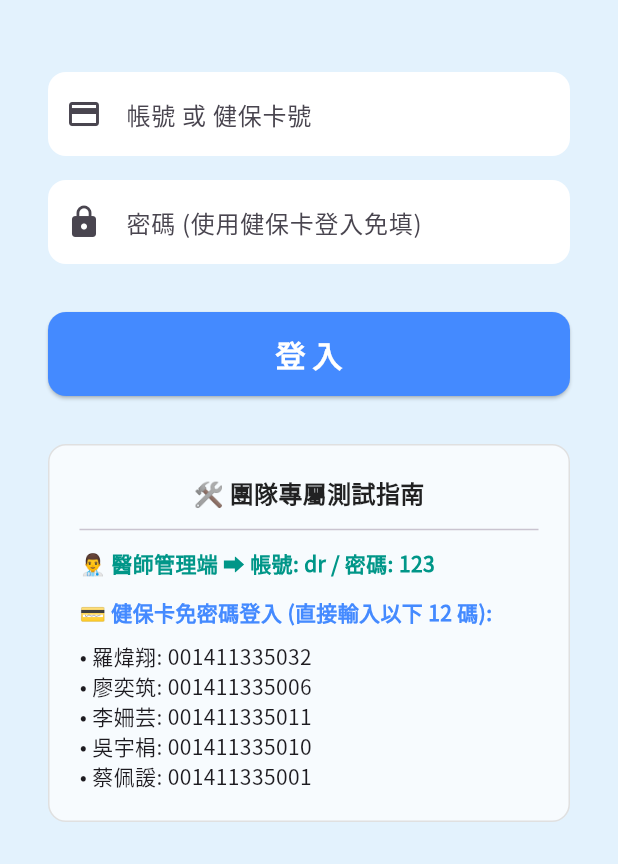
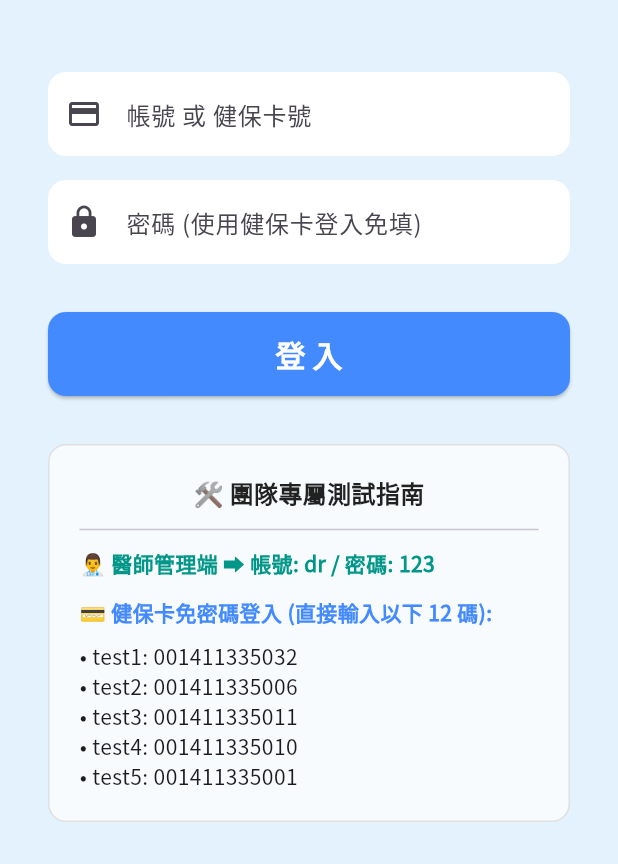
Before and after one commit to peihsuan0214/rehab_app, a Flutter app: the screen it shows after launch, on a phone screen of 412 x 824 dp, the part 372-1236 px from its top. Run offline on Flutter 3.47's test engine with Material 3 defaults, Android fonts, the phone set to English and light mode, and no system bars; our stand-ins replace camera, google_fonts.

```diff
--- a/lib/screens/login_page.dart
+++ b/lib/screens/login_page.dart
@@ -153,11 +153,11 @@ class _LoginPageState extends State<LoginPage> {
                         SizedBox(height: 12),
                         Text('💳 健保卡免密碼登入 (直接輸入以下 12 碼):', style: TextStyle(fontWeight: FontWeight.bold, color: Colors.blueAccent)),
                         SizedBox(height: 8),
-                        Text('• 羅煒翔: 001411335032'),
-                        Text('• 廖奕筑: 001411335006'),
-                        Text('• 李姍芸: 001411335011'),
-                        Text('• 吳宇梋: 001411335010'),
-                        Text('• 蔡佩諼: 001411335001'),
+                        Text('• test1: 001411335032'),
+                        Text('• test2: 001411335006'),
+                        Text('• test3: 001411335011'),
+                        Text('• test4: 001411335010'),
+                        Text('• test5: 001411335001'),
                       ],
                     ),
                   )
```
